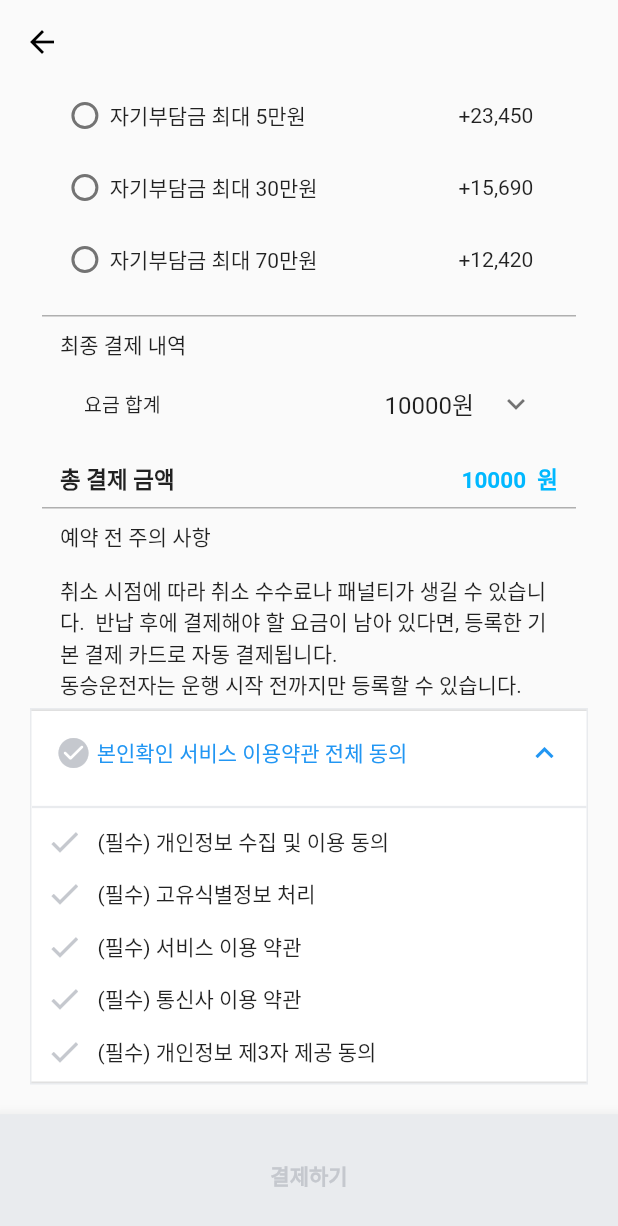
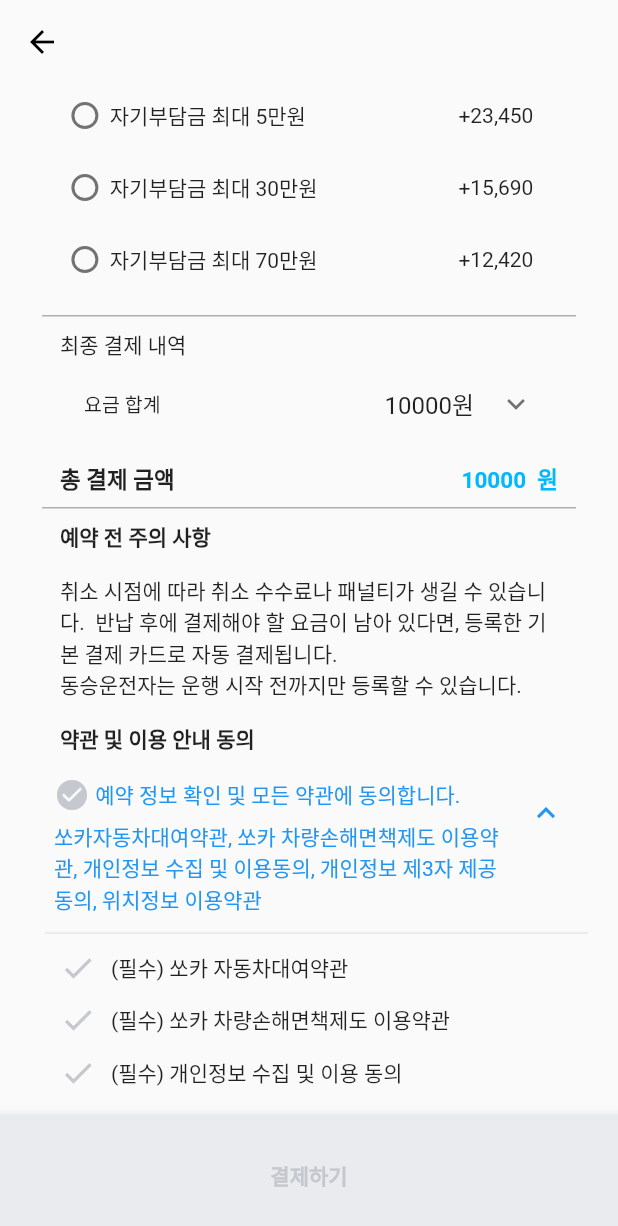
Before and after one commit to Seol-JY/socar-clone, a Flutter app: the ReservationPayment screen opened directly, scrolled down 556 dp, on a phone screen of 412 x 824 dp. Shown: the top 1226 px of the screen. Run offline on Flutter 3.47's test engine with Material 2 defaults, Android fonts, the phone set to English and light mode, and no system bars; network calls fail.

Commit message:
결제페이지 약관동의

```diff
--- a/lib/reservation_payment_page.dart
+++ b/lib/reservation_payment_page.dart
@@ -30,9 +30,6 @@ Widget paddingDivider() {
       ),
     );
   }
-
-
-
 
 
 class MyApp extends StatelessWidget {
@@ -143,32 +140,60 @@ const ReservationPayment({ Key? key }) : super(key: key);
 }
 
 
-class Bottompaybar extends StatelessWidget {
+class Bottompaybar extends StatefulWidget {
 const Bottompaybar({ Key? key }) : super(key: key);
 
+  @override
+  State<Bottompaybar> createState() => _BottompaybarState();
+}
+
+class _BottompaybarState extends State<Bottompaybar> {
   @override
   Widget build(BuildContext context){
     return BottomAppBar(
           color: Color(0xffE9EBEE),
-          child: TextButton(onPressed: (){Navigator.push(
+          child: Consumer<PriceInfo>(
+            builder: (context, priceInfo, child){
+              final isButtonActive = (priceInfo.insprice != "0" && priceInfo.terms == true);
+              return TextButton(
+                onPressed: isButtonActive
+                  ? (){
+                    Navigator.push(
+                     context,
+                      MaterialPageRoute(builder: (context)=> const CompletePayment()),
+            );}:null,
+             child: const Text("결제하기", style: TextStyle(color:Color(0xffC5C8CE), fontWeight: FontWeight.bold),),
+            style: TextButton.styleFrom(padding:const EdgeInsets.fromLTRB(70,30,70,30),shape: RoundedRectangleBorder(side : BorderSide(
+              color:Color(0xffE9EBEE))),));
+            }
+          ),
+
+          );
+  }
+}
+/*
+TextButton(onPressed: (){Navigator.push(
               context,
               MaterialPageRoute(builder: (context)=> const CompletePayment()),
             );}, child: const Text("결제하기", style: TextStyle(color:Color(0xffC5C8CE), fontWeight: FontWeight.bold),),
             style: TextButton.styleFrom(padding:const EdgeInsets.fromLTRB(70,30,70,30),shape: RoundedRectangleBorder(side : BorderSide(color:Color(0xffE9EBEE))),)),
-          );
-  }
-}
-
-
+*/
 
 
 class PriceInfo with ChangeNotifier{
   String _insprice = "0";
+  bool _terms = false;
 
   String get insprice => _insprice;
+  bool get terms => _terms;
 
   void updateInsPrice(String newPrice){
     _insprice = newPrice;
+    notifyListeners();
+  }
+
+  void updateterms(bool newstate){
+    _terms = newstate;
     notifyListeners();
   }
 }
@@ -354,7 +379,7 @@ const CautionFeild({ Key? key }) : super(key: key);
           child: Column(
           crossAxisAlignment: CrossAxisAlignment.start,
           children:[const Padding(padding : EdgeInsets.only(left: 20),
-          child :  Text("예약 전 주의 사항")),
+          child :  Text("예약 전 주의 사항", style: TextStyle(fontSize: 14, fontWeight: FontWeight.bold))),
         Container(
           padding: const EdgeInsets.fromLTRB(0, 10, 0, 0),
           margin : const EdgeInsets.fromLTRB(20, 5, 20, 5),
@@ -362,6 +387,21 @@ const CautionFeild({ Key? key }) : super(key: key);
             mainAxisAlignment: MainAxisAlignment.spaceBetween,
           children: [Flexible(child :Text("취소 시점에 따라 취소 수수료나 패널티가 생길 수 있습니다.  반납 후에 결제해야 할 요금이 남아 있다면, 등록한 기본 결제 카드로 자동 결제됩니다.\n동승운전자는 운행 시작 전까지만 등록할 수 있습니다.")),],),
         ),
+
+        SizedBox(height: 10),
+        TitleText("약관 및 이용 안내 동의"),
+        SizedBox(height: 10),
       ],));
   }
 }
+
+
+
+Widget TitleText(String titleText){
+    return Padding(
+      padding : EdgeInsets.only(left: 20),
+      child :  Text("$titleText",
+       style: TextStyle(
+        fontSize: 14,
+        fontWeight: FontWeight.bold)));
+}
--- a/lib/utils/term_agreement.dart
+++ b/lib/utils/term_agreement.dart
@@ -1,4 +1,6 @@
 import 'package:flutter/material.dart';
+import 'package:provider/provider.dart';
+import 'package:socar/reservation_payment_page.dart';
 
 // ignore: must_be_immutable
 class TermAgreementBoxWidget extends StatefulWidget {
@@ -22,23 +24,23 @@ class _TermAgreementBoxState extends State<TermAgreementBoxWidget> {
     terms = [
       _TermAgreementWidget(
         pressCallBack: validTermsChecked,
+        title: "(필수) 쏘카 자동차대여약관",
+      ),
+      _TermAgreementWidget(
+        pressCallBack: validTermsChecked,
+        title: "(필수) 쏘카 차량손해면책제도 이용약관",
+      ),
+      _TermAgreementWidget(
+        pressCallBack: validTermsChecked,
         title: "(필수) 개인정보 수집 및 이용 동의",
       ),
       _TermAgreementWidget(
         pressCallBack: validTermsChecked,
-        title: "(필수) 고유식별정보 처리",
+        title: "(필수) 개인정보 제3자 제공 동의",
       ),
       _TermAgreementWidget(
         pressCallBack: validTermsChecked,
-        title: "(필수) 서비스 이용 약관",
-      ),
-      _TermAgreementWidget(
-        pressCallBack: validTermsChecked,
-        title: "(필수) 통신사 이용 약관",
-      ),
-      _TermAgreementWidget(
-        pressCallBack: validTermsChecked,
-        title: "(필수) 개인정보 제3자 제공 동의",
+        title: "(필수) 위치정보 이용약관",
       ),
     ];
     super.initState();
@@ -48,16 +50,17 @@ class _TermAgreementBoxState extends State<TermAgreementBoxWidget> {
   Widget build(BuildContext context) {
     return Container(
       decoration: BoxDecoration(
-        color: Colors.white, // 배경색을 흰색으로 설정
-        border: Border.all(
-          color: const Color(0xffe9ebee),
-        ),
+        color: Colors.transparent, // 배경색을 흰색으로 설정
       ),
-      child: ExpansionTile(
+
+      child: Theme(
+        data: ThemeData().copyWith(dividerColor: Colors.transparent),
+        child : ExpansionTile(
         controller: _controller,
-        title: Row(
+        title: Column(
           children: [
-            Icon(
+            Row(crossAxisAlignment: CrossAxisAlignment.center,
+              children: [Icon(
               const IconData(
                 0xf635,
                 fontFamily: 'MaterialIcons',
@@ -66,14 +69,11 @@ class _TermAgreementBoxState extends State<TermAgreementBoxWidget> {
                   ? const Color(0xff28323c)
                   : const Color(0xffc5c8ce),
             ),
-            const Text(
-              " 본인확인 서비스 이용약관 전체 동의",
-              style: TextStyle(
-                fontSize: 14,
-              ),
-            )
+            const Text(" 예약 정보 확인 및 모든 약관에 동의합니다.", style: TextStyle(fontSize: 14),)],),
           ],
         ),
+
+        subtitle: Padding(padding: const EdgeInsets.only(top:5),child : Text("쏘카자동차대여약관, 쏘카 차량손해면책제도 이용약관, 개인정보 수집 및 이용동의, 개인정보 제3자 제공 동의, 위치정보 이용약관"),),
         onExpansionChanged: (value) {
           setState(() {
             widget.isAllTermChecked = !value;
@@ -83,8 +83,10 @@ class _TermAgreementBoxState extends State<TermAgreementBoxWidget> {
           });
         },
         initiallyExpanded: true,
+
         children: [
-          const Divider(
+          Padding(padding: EdgeInsets.only(left: 10),
+          child: Column(children: [const Divider(
             color: Color(0xffe9ebee),
             thickness: 1.5,
           ),
@@ -92,26 +94,36 @@ class _TermAgreementBoxState extends State<TermAgreementBoxWidget> {
           terms[1],
           terms[2],
           terms[3],
-          terms[4],
+          terms[4],],),
+
+          ),
+
         ],
+      ),
       ),
     );
   }
 
   void validTermsChecked() {
+    final priceInfo = Provider.of<PriceInfo>(context, listen:false);
+
     for (int i = 0; i < terms.length; i++) {
       if (terms[i].isTermChecked() == false) {
         setState(
           () {
             widget.isAllTermChecked = false;
+            priceInfo.updateterms(false);
           },
         );
         return;
+
       }
     }
     setState(
       () {
         widget.isAllTermChecked = true;
+        print("pass");
+        priceInfo.updateterms(true);
         _controller.collapse();
       },
     );
```
